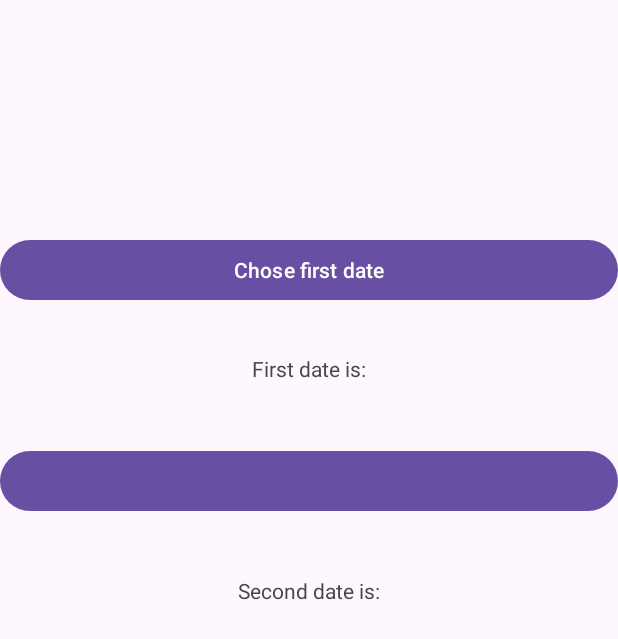
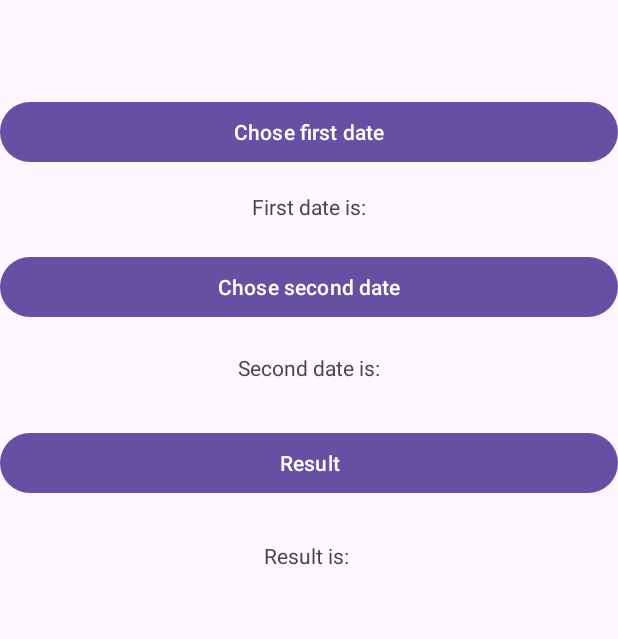
Before and after one commit to GuliaevAlex/Work_Days_Calendar, an Android app: the screen it shows after launch (MainActivity), on a phone screen of 412 x 824 dp. Shown: the top 639 px of the screen. Run offline under Robolectric (Android 15) with nearby library versions, the phone set to English and light mode, and no system bars; libraries missing offline, so code that uses them is left out: de.galgtonold.jollydayandroid.

Commit message:
Add Jollidays library to project Calculate working days and holidays in Germany

```diff
--- a/app/src/main/AndroidManifest.xml
+++ b/app/src/main/AndroidManifest.xml
@@ -11,7 +11,8 @@
         android:roundIcon="@mipmap/ic_launcher_round"
         android:supportsRtl="true"
         android:theme="@style/Theme.Work_Days_Calendar"
-        tools:targetApi="31" >
+        tools:targetApi="31"
+        >
         <activity
             android:name=".MainActivity"
             android:exported="true" >
--- a/app/src/main/java/com/android/example/work_days_calendar/MainActivity.java
+++ b/app/src/main/java/com/android/example/work_days_calendar/MainActivity.java
@@ -2,6 +2,7 @@ package com.android.example.work_days_calendar;
 
 import androidx.appcompat.app.AppCompatActivity;
 
+import android.annotation.SuppressLint;
 import android.app.DatePickerDialog;
 import android.os.Bundle;
 import android.view.View;
@@ -9,30 +10,41 @@ import android.widget.Button;
 import android.widget.DatePicker;
 import android.widget.TextView;
 
+import org.joda.time.DateTime;
+import org.joda.time.Interval;
+
+import java.time.DayOfWeek;
 import java.time.LocalDate;
+import java.time.ZoneId;
+import java.time.temporal.ChronoUnit;
 import java.util.Calendar;
-import java.util.List;
+import java.util.Set;
+
+import de.galgtonold.jollydayandroid.Holiday;
+import de.galgtonold.jollydayandroid.HolidayCalendar;
+import de.galgtonold.jollydayandroid.HolidayManager;
 
 public class MainActivity extends AppCompatActivity {
 
-    LocalDate firstDateLD;
-    LocalDate secondDateLD;
+   private LocalDate firstDateLD;
+   private LocalDate secondDateLD;
 
-    Button choseFirstDate;
-    Button choseSecondDate;
+   private Button choseFirstDate;
+   private Button choseSecondDate;
+   private Button result;
 
-    DatePicker firstDatePicker;
-    DatePicker secondDatePicker;
-    DatePicker officialNonWorkingsDaysPicker;
+    private DatePicker firstDatePicker;
+    private DatePicker secondDatePicker;
+    private DatePicker officialNonWorkingsDaysPicker;
 
-    TextView firstDateTextView;
-    TextView secondDateTextView;
-    TextView resultTextView;
+    private TextView firstDateTextView;
+    private TextView secondDateTextView;
+    private TextView resultTextView;
 
-    List weekendDays;
-    List officialNonWorkingsDays;
+    private Calendar calendar;
 
-    Calendar calendar = Calendar.getInstance();
+    HolidayManager holidayManager = HolidayManager.getInstance(HolidayCalendar.GERMANY);
+
 
 
     @Override
@@ -40,18 +52,25 @@ public class MainActivity extends AppCompatActivity {
         super.onCreate(savedInstanceState);
         setContentView(R.layout.activity_main);
 
+        firstDateLD = LocalDate.now();
+        secondDateLD = LocalDate.now();
 
         choseFirstDate = findViewById(R.id.firstDateButton);
         choseSecondDate = findViewById(R.id.secondDateButton);
+        result  = findViewById(R.id.resultButton);
 
         firstDateTextView = findViewById(R.id.firstDateTextView);
         secondDateTextView = findViewById(R.id.secondDateTextView);
+        resultTextView = findViewById(R.id.resultTextView);
+
+        calendar = Calendar.getInstance();
+
 
 
         choseFirstDate.setOnClickListener(new View.OnClickListener() {
             @Override
             public void onClick(View v) {
-                new DatePickerDialog(v.getContext(), dpd,
+                new DatePickerDialog(v.getContext(), dpdFirst,
                         calendar.get(Calendar.YEAR),
                         calendar.get(Calendar.MONTH),
                         calendar.get(Calendar.DAY_OF_MONTH))
@@ -59,8 +78,9 @@ public class MainActivity extends AppCompatActivity {
             }
 
             // установка обработчика выбора даты
-            DatePickerDialog.OnDateSetListener dpd = new DatePickerDialog.OnDateSetListener() {
+            DatePickerDialog.OnDateSetListener dpdFirst = new DatePickerDialog.OnDateSetListener() {
 
+                @SuppressLint("SetTextI18n")
                 public void onDateSet(DatePicker view, int year, int monthOfYear, int dayOfMonth) {
                     monthOfYear = monthOfYear + 1;
                     calendar.set(Calendar.YEAR, year);
@@ -73,14 +93,12 @@ public class MainActivity extends AppCompatActivity {
 
                 }
             };
-
-
         });
 
         choseSecondDate.setOnClickListener(new View.OnClickListener() {
             @Override
             public void onClick(View v) {
-                new DatePickerDialog(v.getContext(), dpd,
+                new DatePickerDialog(v.getContext(), dpdSecond,
                         calendar.get(Calendar.YEAR),
                         calendar.get(Calendar.MONTH),
                         calendar.get(Calendar.DAY_OF_MONTH))
@@ -88,8 +106,9 @@ public class MainActivity extends AppCompatActivity {
             }
 
             // установка обработчика выбора даты
-            DatePickerDialog.OnDateSetListener dpd = new DatePickerDialog.OnDateSetListener() {
+            DatePickerDialog.OnDateSetListener dpdSecond = new DatePickerDialog.OnDateSetListener() {
 
+                @SuppressLint("SetTextI18n")
                 public void onDateSet(DatePicker view, int year, int monthOfYear, int dayOfMonth) {
                     monthOfYear = monthOfYear + 1;
                     calendar.set(Calendar.YEAR, year);
@@ -101,8 +120,58 @@ public class MainActivity extends AppCompatActivity {
                             secondDateLD.getMonthValue() + " / " + secondDateLD.getDayOfMonth());
                 }
             };
+        });
+
+        result.setOnClickListener(new View.OnClickListener() {
+            @SuppressLint("SetTextI18n")
+            @Override
+            public void onClick(View v) {
+
+                long betweenDays = ChronoUnit.DAYS.between(firstDateLD, secondDateLD);
+                long betweenWorkingDays = betweenDays - daysWithoutWeekends(firstDateLD,secondDateLD);
+                long totalyWorkingDays = betweenWorkingDays - daysWithoutHollydays(firstDateLD,secondDateLD);
+
+                resultTextView.setText(
+                        "Проміжок  часу: " + "\n" +
+                        "Календарних днів: " + betweenDays
+                        +"\n" + "Робочих днів (без вихідних): " + betweenWorkingDays
+                                +"\n" + "Робочих днів (без вихідних і свят): " + totalyWorkingDays
+
+                );
+            }
+        });
+    }
+
+    private int daysWithoutWeekends (LocalDate first, LocalDate second){
+        int weekDays = 0;
+        if(first.equals(second)){
+            return weekDays;
+        }
+
+        while (first.isBefore(second)){
+            if(DayOfWeek.SATURDAY.equals(first.getDayOfWeek()) ||
+                    DayOfWeek.SUNDAY.equals(first.getDayOfWeek())){
+                weekDays++;
+            }
+            first = first.plusDays(1);
+        }
+        return weekDays;
+    }
+
+    int daysWithoutHollydays(LocalDate first,LocalDate second){
+        ZoneId zoneId = ZoneId.systemDefault();
+        org.joda.time.Interval interval = new Interval(DateTime.parse(first.toString()),DateTime.parse(second.toString()));
+        Set<Holiday> holidaySet = holidayManager.getHolidays(interval);
+        int year = interval.getStart().getYear();
+        return holidaySet.size();
+    }
 
 
-        });
-    }
+
+
+
+
+
+
+
 }
--- a/app/src/main/res/layout/activity_main.xml
+++ b/app/src/main/res/layout/activity_main.xml
@@ -10,16 +10,16 @@
         android:id="@+id/firstDateButton"
         android:layout_width="match_parent"
         android:layout_height="wrap_content"
-        android:layout_marginTop="156dp"
+        android:layout_marginTop="64dp"
+        android:text="Chose first date"
         app:layout_constraintEnd_toEndOf="parent"
-        app:layout_constraintTop_toTopOf="parent"
-        android:text="Chose first date"/>
+        app:layout_constraintTop_toTopOf="parent" />
 
     <TextView
         android:id="@+id/firstDateTextView"
         android:layout_width="match_parent"
         android:layout_height="wrap_content"
-        android:layout_marginTop="32dp"
+        android:layout_marginTop="16dp"
         android:gravity="center"
         android:text="First date is:"
         app:layout_constraintEnd_toEndOf="parent"
@@ -29,7 +29,8 @@
         android:id="@+id/secondDateButton"
         android:layout_width="match_parent"
         android:layout_height="wrap_content"
-        android:layout_marginTop="41dp"
+        android:layout_marginTop="20dp"
+        android:text="Chose second date"
         app:layout_constraintEnd_toEndOf="parent"
         app:layout_constraintTop_toBottomOf="@+id/firstDateTextView" />
 
@@ -37,10 +38,30 @@
         android:id="@+id/secondDateTextView"
         android:layout_width="match_parent"
         android:layout_height="wrap_content"
-        android:layout_marginTop="39dp"
+        android:layout_marginTop="20dp"
         android:gravity="center"
         android:text="Second date is:"
         app:layout_constraintTop_toBottomOf="@+id/secondDateButton"
-        tools:layout_editor_absoluteX="16dp" />
+        tools:layout_editor_absoluteX="0dp" />
+
+    <Button
+        android:id="@+id/resultButton"
+        android:layout_width="match_parent"
+        android:layout_height="wrap_content"
+        android:layout_marginTop="30dp"
+        android:text="Result"
+        app:layout_constraintEnd_toEndOf="parent"
+        app:layout_constraintTop_toBottomOf="@+id/secondDateTextView" />
+
+    <TextView
+        android:id="@+id/resultTextView"
+        android:layout_width="match_parent"
+        android:layout_height="wrap_content"
+        android:layout_marginTop="28dp"
+        android:gravity="center"
+        android:text="Result is: "
+        app:layout_constraintEnd_toEndOf="parent"
+        app:layout_constraintTop_toBottomOf="@+id/resultButton" />
+
 
 </androidx.constraintlayout.widget.ConstraintLayout>
--- a/build.gradle.kts
+++ b/build.gradle.kts
@@ -1,4 +1,4 @@
 // Top-level build file where you can add configuration options common to all sub-projects/modules.
 plugins {
-    id("com.android.application") version "8.1.0" apply false
+    id("com.android.application") version "8.2.1" apply false
 }
--- a/settings.gradle.kts
+++ b/settings.gradle.kts
@@ -10,6 +10,8 @@ dependencyResolutionManagement {
     repositories {
         google()
         mavenCentral()
+        gradlePluginPortal()
+
     }
 }
 
```
Also changed, not shown: app/build.gradle.kts (+5 -3 lines), gradle/wrapper/gradle-wrapper.properties.
